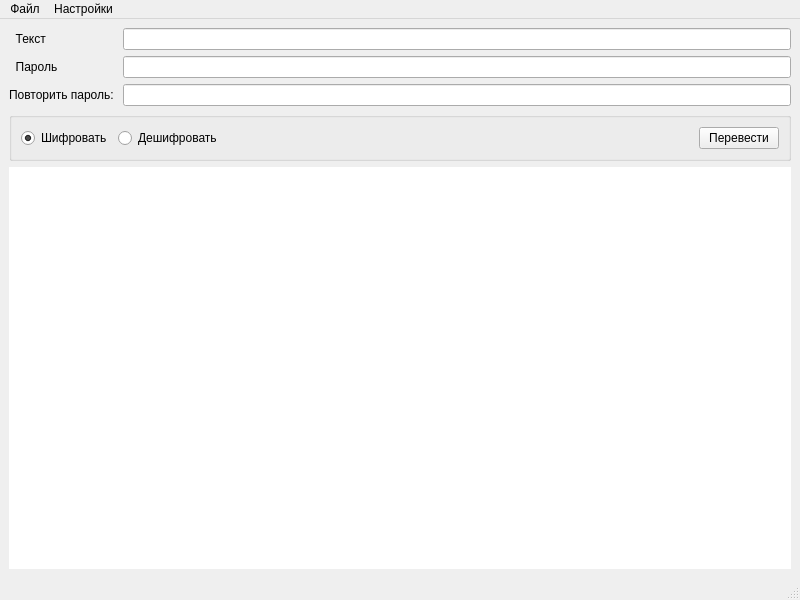
The window that ui/main_window.ui (graal101/Rainbow_Table_Resistant_Encryptor) describes before a commit, drawn with Qt 5.
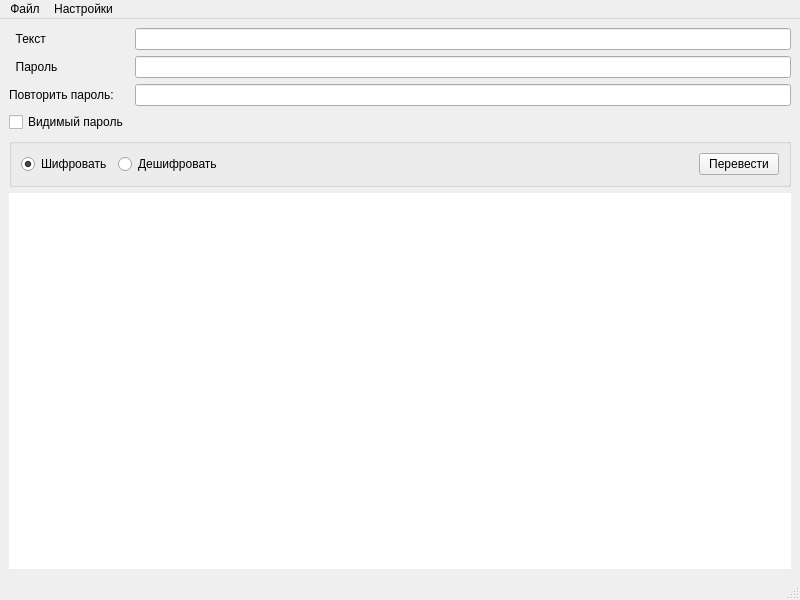
The same window after the commit.

Commit message: added password visibleness

Diff of the .ui file:
```diff
--- a/ui/main_window.ui
+++ b/ui/main_window.ui
@@ -39,7 +39,7 @@
       </property>
      </widget>
     </item>
-    <item row="3" column="0" colspan="2">
+    <item row="4" column="0" colspan="2">
      <widget class="QGroupBox" name="groupBox">
       <property name="title">
        <string/>
@@ -94,7 +94,7 @@
       </layout>
      </widget>
     </item>
-    <item row="4" column="0" colspan="2">
+    <item row="5" column="0" colspan="2">
      <widget class="QTextEdit" name="textEdit">
       <property name="cursor" stdset="0">
        <cursorShape>IBeamCursor</cursorShape>
@@ -118,6 +118,16 @@
       </property>
      </widget>
     </item>
+    <item row="3" column="0">
+     <widget class="QCheckBox" name="check_visible">
+      <property name="cursor">
+       <cursorShape>PointingHandCursor</cursorShape>
+      </property>
+      <property name="text">
+       <string>Видимый пароль</string>
+      </property>
+     </widget>
+    </item>
    </layout>
   </widget>
   <widget class="QMenuBar" name="menubar">
```
The commit also changes 1 other file.
